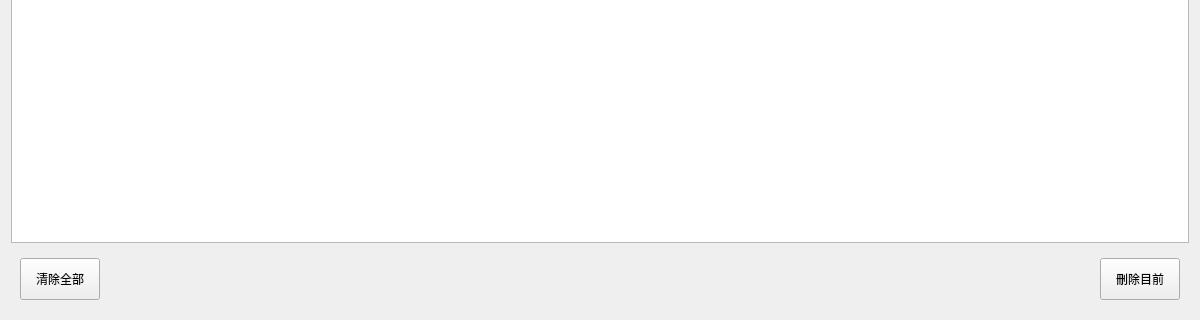
haoyi-jason/BMS_HY01_old, file frmeventview.ui: the form before one commit; both pictures show x 0 to 1200 and y 280 to 600 of the 1200 by 600 pixel window.
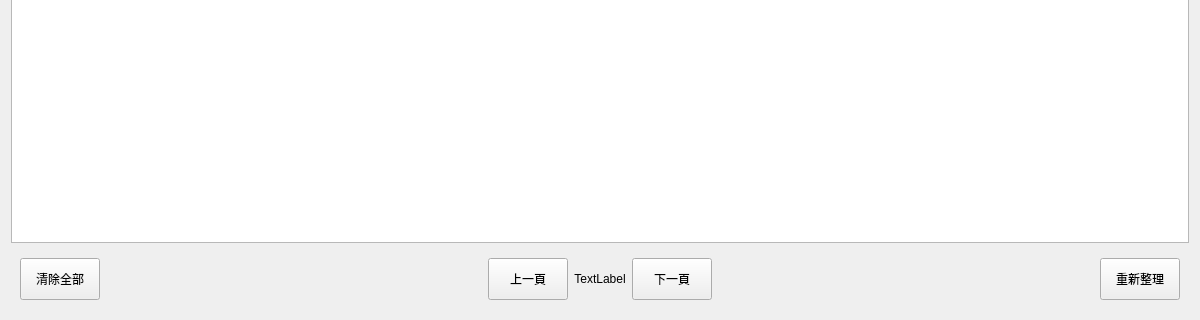
The form after the commit.

The edit to the form file:
```diff
--- a/frmeventview.ui
+++ b/frmeventview.ui
@@ -52,6 +52,55 @@
         </property>
        </widget>
       </item>
+      <item>
+       <spacer name="horizontalSpacer_2">
+        <property name="orientation">
+         <enum>Qt::Horizontal</enum>
+        </property>
+        <property name="sizeHint" stdset="0">
+         <size>
+          <width>40</width>
+          <height>20</height>
+         </size>
+        </property>
+       </spacer>
+      </item>
+      <item>
+       <widget class="QPushButton" name="pbPrevPage">
+        <property name="sizePolicy">
+         <sizepolicy hsizetype="Minimum" vsizetype="Expanding">
+          <horstretch>0</horstretch>
+          <verstretch>0</verstretch>
+         </sizepolicy>
+        </property>
+        <property name="text">
+         <string>上一頁</string>
+        </property>
+       </widget>
+      </item>
+      <item>
+       <widget class="QLabel" name="lbPageInfo">
+        <property name="text">
+         <string>TextLabel</string>
+        </property>
+        <property name="alignment">
+         <set>Qt::AlignCenter</set>
+        </property>
+       </widget>
+      </item>
+      <item>
+       <widget class="QPushButton" name="pbNextPage">
+        <property name="sizePolicy">
+         <sizepolicy hsizetype="Minimum" vsizetype="Expanding">
+          <horstretch>0</horstretch>
+          <verstretch>0</verstretch>
+         </sizepolicy>
+        </property>
+        <property name="text">
+         <string>下一頁</string>
+        </property>
+       </widget>
+      </item>
       <item>
        <spacer name="horizontalSpacer">
         <property name="orientation">
@@ -74,7 +123,7 @@
          </sizepolicy>
         </property>
         <property name="text">
-         <string>刪除目前</string>
+         <string>重新整理</string>
         </property>
        </widget>
       </item>
```
